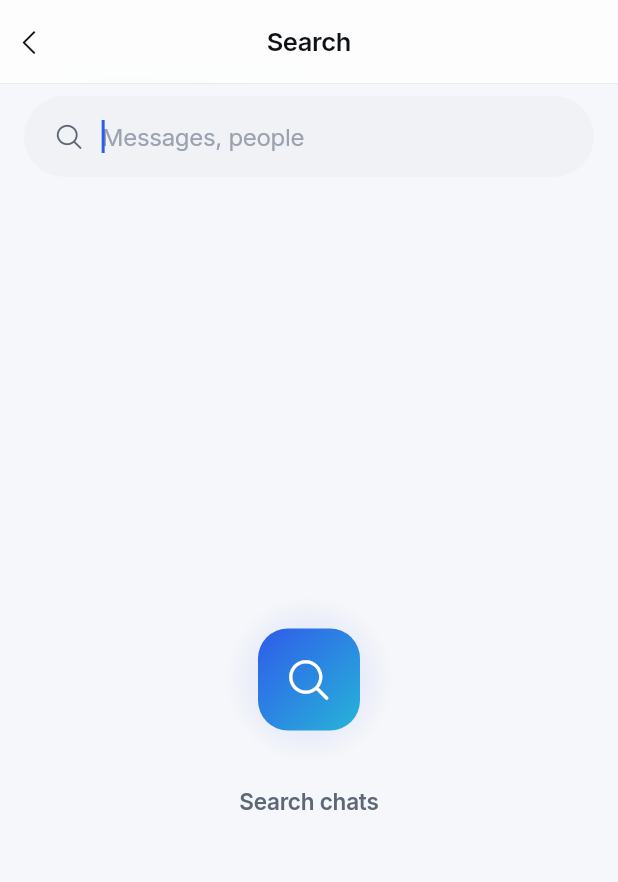
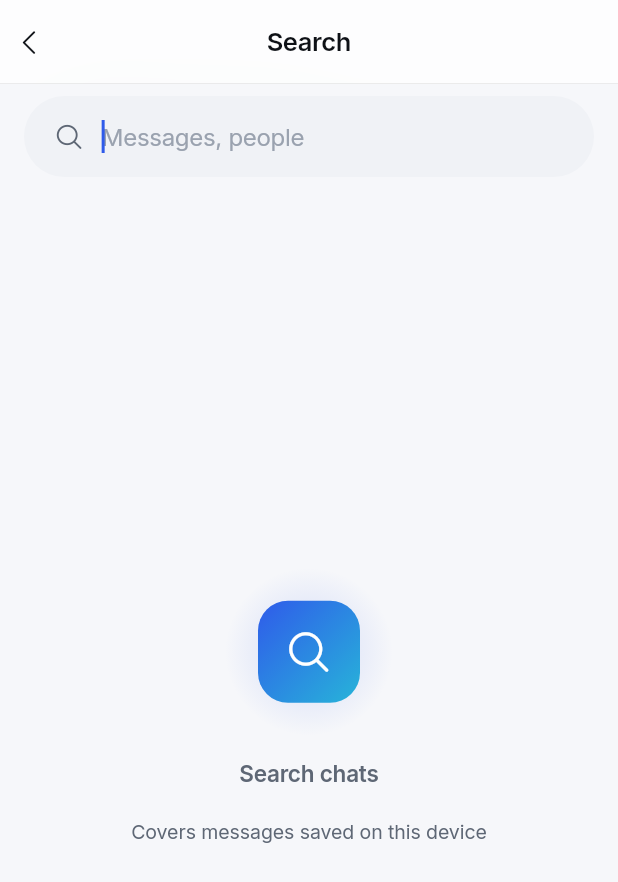
Before and after one commit to Arnav-Dugad/arnav-chat, a Flutter app: the SearchScreen screen opened by its route, on a phone screen of 412 x 824 dp. Shown: the top 882 px of the screen. Run offline on Flutter 3.47's test engine with Material 3 defaults, Android fonts, the phone set to English and light mode, and no system bars; drawn by our look-alikes of flutter_animate; our stand-ins replace cached_network_image, cloud_firestore, connectivity_plus, device_info_plus, dio, drift and 20 more; missing offline and left inert: blurhash_dart, mobile_scanner, record; accounts and stored records are empty; generated files the repository leaves out were written again; network calls fail.

Commit message:
Search: say that it covers messages saved on this device
Co-Authored-By: Claude Opus 5.5 <noreply@anthropic.com>

```diff
--- a/lib/features/search/search_screen.dart
+++ b/lib/features/search/search_screen.dart
@@ -65,6 +65,11 @@ class _SearchScreenState extends ConsumerState<SearchScreen> {
         ? const <ChatSummary>[]
         : chats.where((c) => c.title('').toLowerCase().contains(_query)).toList();
     final top = MediaQuery.paddingOf(context).top + 56;
+    // Search is local, so history that was never downloaded can't match.
+    final hint = Text(
+      'Covers messages saved on this device',
+      style: context.text.bodySmall?.copyWith(color: p.textMuted),
+    );
 
     return Scaffold(
       extendBodyBehindAppBar: true,
@@ -78,9 +83,9 @@ class _SearchScreenState extends ConsumerState<SearchScreen> {
           ),
           Expanded(
             child: _query.length < 2
-                ? const EmptyState(icon: AppIcons.search, label: 'Search chats')
+                ? EmptyState(icon: AppIcons.search, label: 'Search chats', action: hint)
                 : matchingChats.isEmpty && _messages.isEmpty
-                ? const EmptyState(icon: AppIcons.search, label: 'No results')
+                ? EmptyState(icon: AppIcons.search, label: 'No results', action: hint)
                 : ListView(
                     padding: const EdgeInsets.only(top: Gaps.x2, bottom: Gaps.x8),
                     children: [
```
